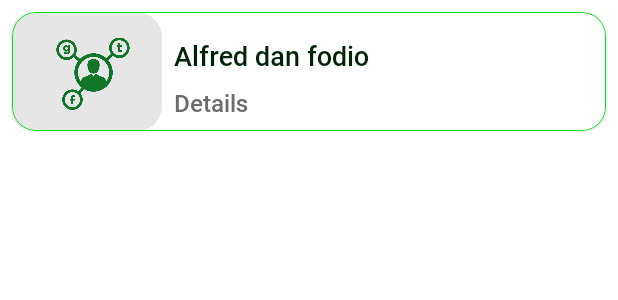
After one commit to Dablaze-ufc/EpiArfic-Mobile-App, an Android app: the layout community_list_item.xml on its own in the app's theme, with its tools: preview values and no code run, on a phone screen of 412 x 824 dp. The commit adds this screen. Shown: the top 300 px of the screen. Run offline under Robolectric (Android 15) with nearby library versions, the phone set to English and light mode, and no system bars.

Commit message:
others, education and community

```diff
--- a/app/src/main/java/com/epiafric/epiarfic_mobile_app/repository/EpiAfricRepository.kt
+++ b/app/src/main/java/com/epiafric/epiarfic_mobile_app/repository/EpiAfricRepository.kt
@@ -28,4 +28,9 @@ class EpiAfricRepository (private val api:EntriesApiService, private val dao: En
         return dao.getRecentFromDatabase()
     }
 
+
+    fun getCategory(category: String): LiveData<List<Data>> {
+        return dao.getCategoryFromDatabase(category)
+    }
+
 }
--- a/app/src/main/java/com/epiafric/epiarfic_mobile_app/ui/education/EducationFragment.kt
+++ b/app/src/main/java/com/epiafric/epiarfic_mobile_app/ui/education/EducationFragment.kt
@@ -17,7 +17,7 @@ import com.epiafric.epiarfic_mobile_app.databinding.EducationFragmentBinding
 class EducationFragment : Fragment() {
 
     companion object {
-        fun newInstance() = EducationFragment()
+      //  fun newInstance() = EducationFragment()
     }
 
     private lateinit var binding: EducationFragmentBinding
@@ -27,7 +27,7 @@ class EducationFragment : Fragment() {
         inflater: LayoutInflater, container: ViewGroup?,
         savedInstanceState: Bundle?
     ): View? {
-        viewModel = ViewModelProvider(this).get(EducationViewModel::class.java)
+       // viewModel = ViewModelProvider(this).get(EducationViewModel::class.java)
         binding = EducationFragmentBinding.inflate(inflater)
 
         val application = requireNotNull(this.activity).application
@@ -41,7 +41,7 @@ class EducationFragment : Fragment() {
 
         binding.viewModel = educationViewModel
 
-        binding.setLifecycleOwner(this)
+        binding.lifecycleOwner = (this)
 
         return binding.root
     }
--- /dev/null
+++ b/app/src/main/res/layout/community_list_item.xml
@@ -0,0 +1,69 @@
+<?xml version="1.0" encoding="utf-8"?>
+<layout xmlns:android="http://schemas.android.com/apk/res/android"
+    xmlns:app="http://schemas.android.com/apk/res-auto"
+    xmlns:tools="http://schemas.android.com/tools">
+
+
+    <com.google.android.material.card.MaterialCardView
+        android:layout_width="match_parent"
+        android:layout_height="wrap_content"
+        android:layout_marginStart="8dp"
+        android:layout_marginTop="8dp"
+        android:layout_marginEnd="8dp"
+        android:elevation="8dp"
+        android:layout_marginBottom="8dp"
+        app:cardCornerRadius="16dp"
+        app:strokeColor="#00E517"
+        app:strokeWidth="0.6dp">
+
+        <androidx.constraintlayout.widget.ConstraintLayout
+            android:layout_width="match_parent"
+            android:layout_height="match_parent">
+
+            <TextView
+                android:id="@+id/text_tittle"
+                android:layout_width="0dp"
+                android:layout_height="wrap_content"
+                android:layout_marginStart="8dp"
+                android:layout_marginTop="8dp"
+                android:layout_marginEnd="16dp"
+                android:ellipsize="end"
+                android:fontFamily="@font/roboto_medium"
+                android:maxLines="1"
+                android:textColor="#012409"
+                android:textSize="18sp"
+                app:layout_constraintBottom_toTopOf="@+id/text_details"
+                app:layout_constraintEnd_toEndOf="parent"
+                app:layout_constraintStart_toEndOf="@+id/image_type"
+                app:layout_constraintTop_toTopOf="@+id/image_type"
+                tools:text="Alfred dan fodio" />
+
+
+            <TextView
+                android:id="@+id/text_details"
+                android:layout_width="0dp"
+                android:layout_height="wrap_content"
+                android:layout_marginBottom="8dp"
+                android:ellipsize="end"
+                android:fontFamily="@font/roboto_medium"
+                android:maxLines="1"
+                android:textColor="#6C6C6C"
+                android:textSize="16sp"
+                app:layout_constraintBottom_toBottomOf="@+id/image_type"
+                app:layout_constraintEnd_toEndOf="@+id/text_tittle"
+                app:layout_constraintStart_toStartOf="@+id/text_tittle"
+                tools:text="Details" />
+
+            <ImageView
+                android:id="@+id/image_type"
+                android:layout_width="100dp"
+                android:layout_height="79.55dp"
+                android:scaleType="centerCrop"
+                app:layout_constraintBottom_toBottomOf="parent"
+                app:layout_constraintStart_toStartOf="parent"
+                app:layout_constraintTop_toTopOf="parent"
+                app:srcCompat="@drawable/communites" />
+        </androidx.constraintlayout.widget.ConstraintLayout>
+
+    </com.google.android.material.card.MaterialCardView>
+</layout>
```
Also changed, not shown: app/src/main/java/com/epiafric/epiarfic_mobile_app/ui/community/CommunityFragment.kt (+26 -3 lines), app/src/main/java/com/epiafric/epiarfic_mobile_app/ui/community/CommunityViewModel.kt (+18 -2 lines), app/src/main/java/com/epiafric/epiarfic_mobile_app/ui/community/CommunityViewModelFactory.kt (added, +21 -0 lines), app/src/main/java/com/epiafric/epiarfic_mobile_app/ui/education/EducationViewModel.kt (+8 -2 lines), app/src/main/java/com/epiafric/epiarfic_mobile_app/ui/others/OthersFragment.kt (+27 -4 lines), app/src/main/java/com/epiafric/epiarfic_mobile_app/ui/others/OthersViewModel.kt (+18 -3 lines), app/src/main/java/com/epiafric/epiarfic_mobile_app/ui/others/OthersViewModelFactory.kt (added, +18 -0 lines), app/src/main/res/layout/community_fragment.xml (+27 -10 lines), app/src/main/res/layout/education_fragment.xml (+11 -5 lines), app/src/main/res/layout/others_fragment.xml (+27 -10 lines), app/src/main/res/layout/others_list_item.xml (added, +69 -0 lines).
